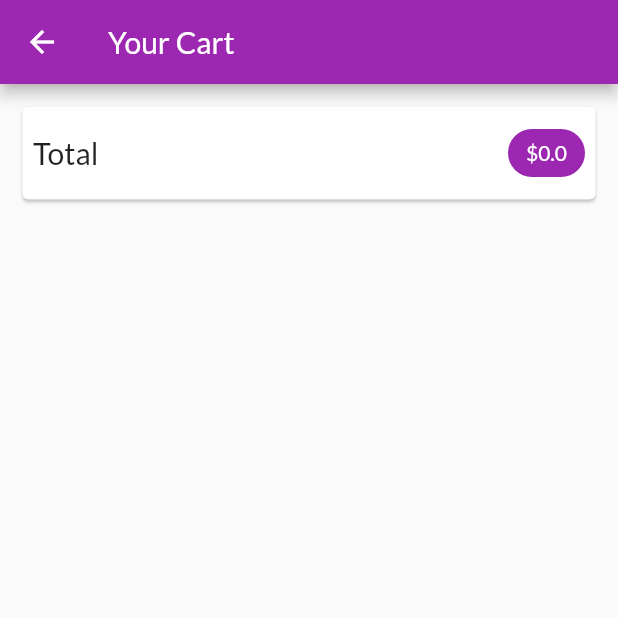
After one commit to yeasin50/My-Shop, a Flutter app: the CartScreen screen opened by its route, on a phone screen of 412 x 824 dp, the top half of it. The commit adds this screen. Run offline on Flutter 3.47's test engine with Material 2 defaults, Android fonts, the phone set to English and light mode, and no system bars; network calls fail.

Commit message:
cart screen

```diff
--- a/lib/main.dart
+++ b/lib/main.dart
@@ -2,6 +2,7 @@ import 'package:flutter/material.dart';
 import 'package:provider/provider.dart';
 import 'package:stateManagement/providers/cart_.dart';
 import 'package:stateManagement/providers/products_provider.dart';
+import 'package:stateManagement/screens/cart_screen.dart';
 import 'package:stateManagement/screens/product_details_screen.dart';
 import 'package:stateManagement/screens/products_overView.dart';
 
@@ -30,6 +31,7 @@ class MyApp extends StatelessWidget {
         home: ProductOverViewScreen(),
         routes: {
           ProductDetailsScreen.routeName: (ctx) => ProductDetailsScreen(),
+          CartScreen.routeName : (ctx) => CartScreen(),
         },
       ),
     );
--- a/lib/providers/cart_.dart
+++ b/lib/providers/cart_.dart
@@ -24,6 +24,14 @@ class Cart with ChangeNotifier {
     return _items.length;
   }
 
+  double get totalAmount {
+    double temp = 0.0;
+    _items.forEach((key, cartitem) {
+      temp += cartitem.quantity * cartitem.price;
+    });
+    return temp;
+  }
+
   void addItem({String productId, double price, String title}) {
     if (_items.containsKey(productId)) {
       // if we have the item already, update the quantity
--- /dev/null
+++ b/lib/screens/cart_screen.dart
@@ -0,0 +1,49 @@
+import 'package:flutter/material.dart';
+import 'package:provider/provider.dart';
+import 'package:stateManagement/providers/cart_.dart';
+
+class CartScreen extends StatelessWidget {
+  static const routeName = "/card_Screen";
+  const CartScreen({Key key}) : super(key: key);
+
+  @override
+  Widget build(BuildContext context) {
+    final cart = Provider.of<Cart>(context);
+
+    return Scaffold(
+      appBar: AppBar(
+        title: Text("Your Cart"),
+      ),
+      body: Column(
+        children: [
+          Card(
+            margin: EdgeInsets.all(15),
+            child: Padding(
+              padding: EdgeInsets.all(7),
+              child: Row(
+                mainAxisAlignment: MainAxisAlignment.spaceBetween,
+                children: <Widget>[
+                  Text(
+                    "Total ",
+                    style: TextStyle(fontSize: 20),
+                  ),
+                  SizedBox(
+                    width: 10,
+                  ),
+                  Chip(
+                    label: Text(
+                      '\$${cart.totalAmount}',
+                      style: TextStyle(
+                          color: Colors.white),
+                    ),
+                    backgroundColor: Theme.of(context).primaryColor,
+                  )
+                ],
+              ),
+            ),
+          )
+        ],
+      ),
+    );
+  }
+}
--- a/lib/screens/products_overView.dart
+++ b/lib/screens/products_overView.dart
@@ -1,6 +1,7 @@
 import 'package:flutter/material.dart';
 import 'package:provider/provider.dart';
 import 'package:stateManagement/providers/cart_.dart';
+import 'package:stateManagement/screens/cart_screen.dart';
 import 'package:stateManagement/widgets/badge.dart';
 import 'package:stateManagement/widgets/grid_item.dart';
 
@@ -57,7 +58,9 @@ class _ProductOverViewScreenState extends State<ProductOverViewScreen> {
             ),
             child: IconButton(
               icon: Icon(Icons.shopping_cart),
-              onPressed: () {},
+              onPressed: () {
+                Navigator.of(context).pushNamed(CartScreen.routeName);
+              },
             ),
           ),
         ],
```
